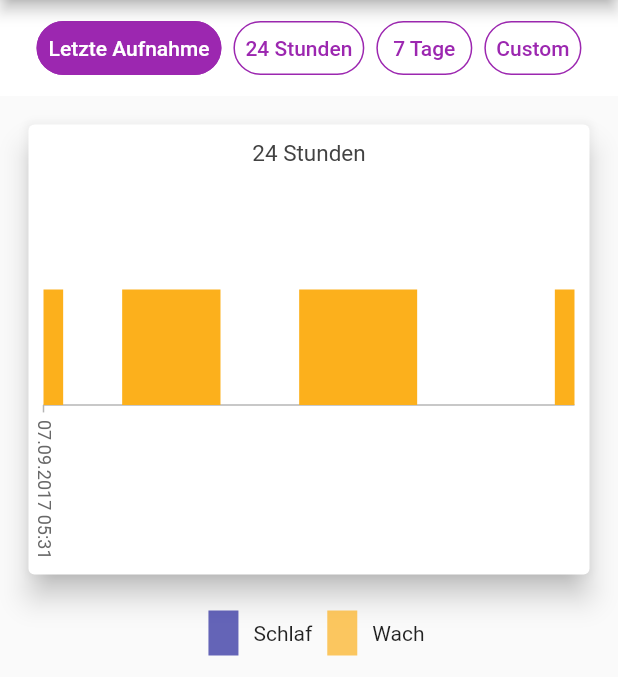
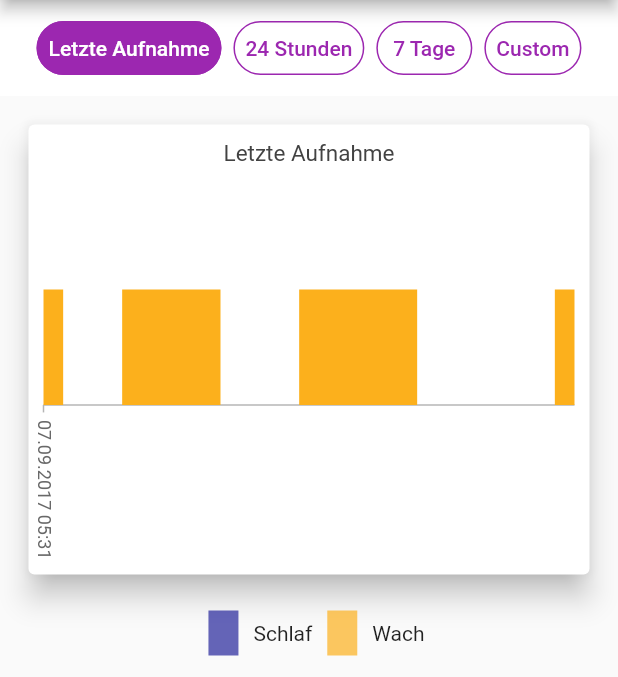
Before and after one commit to SarahLM/somnus, a Flutter app: the TabsScreen screen opened directly, item 2 of the bottom bar chosen, on a phone screen of 412 x 824 dp, the part 84-761 px from its top. Run offline on Flutter 3.47's test engine with Material 2 defaults, Android fonts, the phone set to English and light mode, and no system bars; our stand-ins replace introduction_screen, permission_handler, shared_preferences, syncfusion_flutter_charts; missing offline and left inert: date_range_picker, flutter_ble_lib, pointycastle; accounts and stored records are empty.

Commit message:
Change title of hypnogram based on button pressed

```diff
--- a/frontend_somnus/lib/screens/hypnogram_screen.dart
+++ b/frontend_somnus/lib/screens/hypnogram_screen.dart
@@ -20,7 +20,7 @@ class _HypnogramScreenState extends State<HypnogramScreen> {
   bool _pressedButton2 = false;
   bool _pressedButton3 = false;
   bool _pressedButton4 = false;
-  var selectedText = '';
+  var title = 'Letzte Aufnahme';
 
   Widget buildFlatButton(String title, bool button) {
     return FlatButton(
@@ -71,7 +71,7 @@ class _HypnogramScreenState extends State<HypnogramScreen> {
                     _pressedButton2 = false;
                     _pressedButton3 = false;
                     _pressedButton4 = false;
-                    selectedText = 'Letzte Aufnahme';
+                    title = 'Letzte Aufnahme';
                   });
                 },
               ),
@@ -93,7 +93,7 @@ class _HypnogramScreenState extends State<HypnogramScreen> {
                     _pressedButton1 = false;
                     _pressedButton3 = false;
                     _pressedButton4 = false;
-                    selectedText = '24 Stunden';
+                    title = '24 Stunden';
                   });
                 },
               ),
@@ -115,7 +115,7 @@ class _HypnogramScreenState extends State<HypnogramScreen> {
                     _pressedButton1 = false;
                     _pressedButton2 = false;
                     _pressedButton4 = false;
-                    selectedText = '7 Tage';
+                    title = '7 Tage';
                   });
                 },
               ),
@@ -155,7 +155,7 @@ class _HypnogramScreenState extends State<HypnogramScreen> {
                         print(picked);
                       }
                       setState(() {
-                        selectedText = picked.toString();
+                        title = picked.toString();
                       });
                     },
                   ),
@@ -166,7 +166,9 @@ class _HypnogramScreenState extends State<HypnogramScreen> {
         ),
         //LineAreaPage(),
         //LineAreaPage(),
-        Sync(),
+        Sync(
+          title: this.title,
+        ),
         //LineAreaPage()
       ],
     );
--- a/frontend_somnus/lib/widgets/syncfusion.dart
+++ b/frontend_somnus/lib/widgets/syncfusion.dart
@@ -3,6 +3,9 @@ import 'package:syncfusion_flutter_charts/charts.dart';
 import 'package:intl/intl.dart';
 
 class Sync extends StatelessWidget {
+  final String title;
+  Sync({this.title});
+
   final f = new DateFormat('dd.MM.yyyy hh:mm');
   @override
   Widget build(BuildContext context) {
@@ -25,7 +28,7 @@ class Sync extends StatelessWidget {
                       selectionRectColor: Colors.grey),
                   enableAxisAnimation: true,
                   tooltipBehavior: TooltipBehavior(enable: true),
-                  title: ChartTitle(text: '24 Stunden'),
+                  title: ChartTitle(text: this.title),
                   primaryXAxis: DateTimeAxis(
                     majorGridLines: MajorGridLines(width: 0),
                     dateFormat: f,
```
